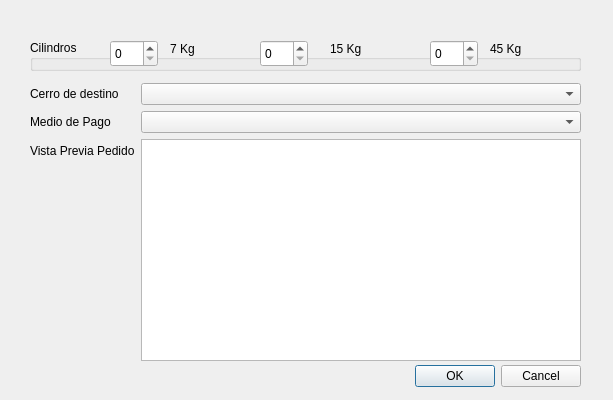
This is request_form.ui in luchoaraya30/flipigas as Qt 5 draws it before an edit. The edited form follows.
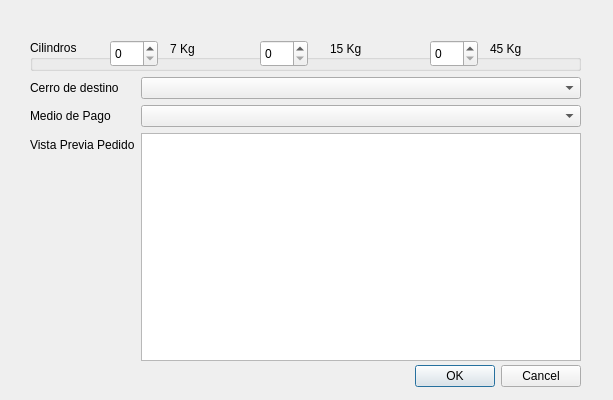
This is the edited form.

Patch:
```diff
--- a/request_form.ui
+++ b/request_form.ui
@@ -116,38 +116,35 @@
      </widget>
     </item>
     <item row="1" column="0">
-     <layout class="QVBoxLayout" name="verticalLayout"/>
-    </item>
-    <item row="2" column="0">
      <widget class="QLabel" name="cerroLabel">
       <property name="text">
        <string>Cerro de destino</string>
       </property>
      </widget>
     </item>
-    <item row="2" column="1">
+    <item row="1" column="1">
      <widget class="QComboBox" name="cerroComboBox"/>
     </item>
-    <item row="3" column="0">
-     <widget class="QLabel" name="pagoLabel">
+    <item row="2" column="0">
+     <widget class="QLabel" name="payLabel">
       <property name="text">
        <string>Medio de Pago</string>
       </property>
      </widget>
     </item>
-    <item row="3" column="1">
-     <widget class="QComboBox" name="pagoComboBox"/>
+    <item row="2" column="1">
+     <widget class="QComboBox" name="payComboBox"/>
     </item>
-    <item row="4" column="1">
-     <widget class="QTextEdit" name="textEdit"/>
-    </item>
-    <item row="4" column="0">
+    <item row="3" column="0">
      <widget class="QLabel" name="label_4">
       <property name="text">
        <string>Vista Previa Pedido</string>
       </property>
      </widget>
     </item>
+    <item row="3" column="1">
+     <widget class="QTextEdit" name="previewText"/>
+    </item>
    </layout>
   </widget>
  </widget>
```
Left out of the diff: 6 changed lines with no effect on the pictures.
